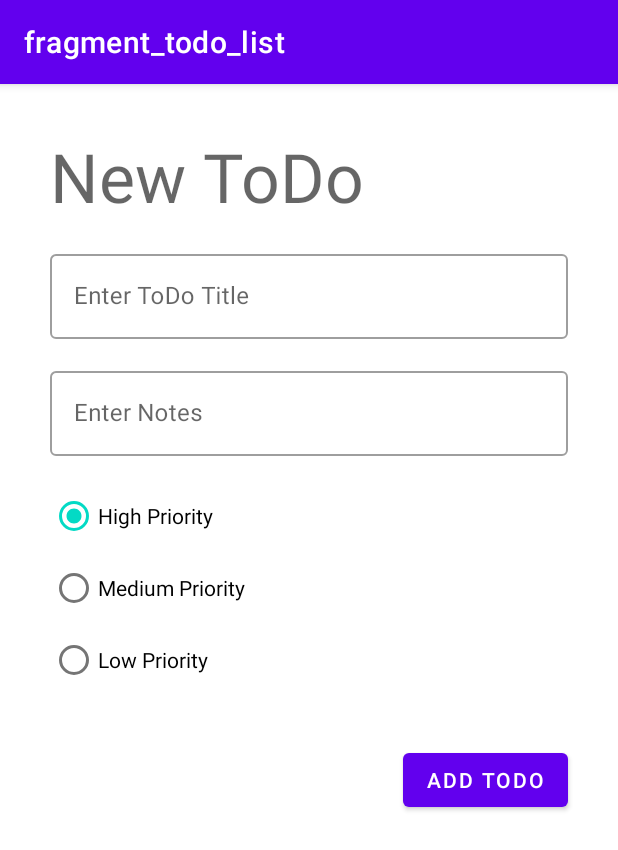
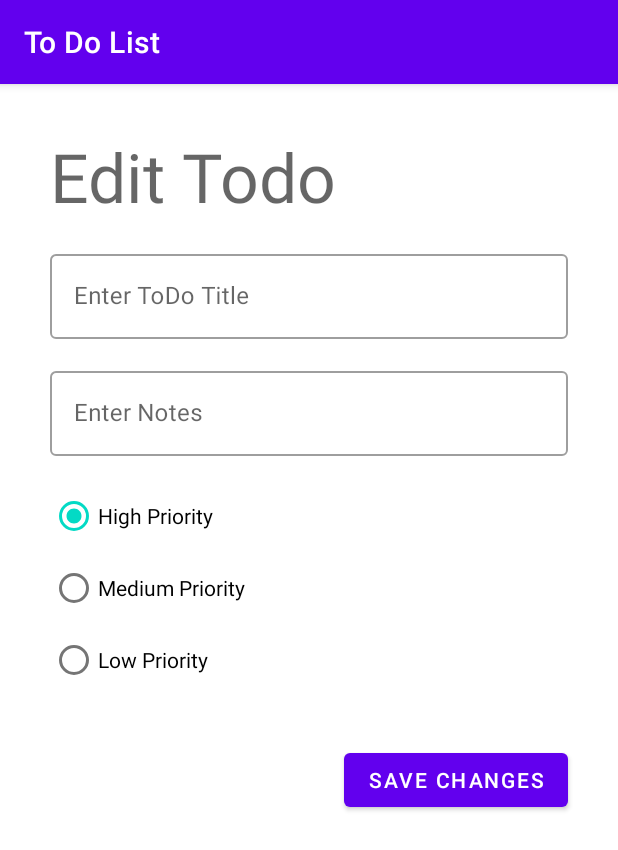
Before and after one commit to blixondi/NativeWeek8, an Android app: the fragment EditTodoFragment placed in its activity, on a phone screen of 412 x 824 dp. Shown: the top 850 px of the screen. Run offline under Robolectric (Android 15) with nearby library versions, the phone set to English and light mode, and no system bars; our stand-ins replace Room's generated code, navigation-ui; 1 statement that could not run was skipped.

Commit message:
edit todo almost done

```diff
--- a/app/src/main/java/com/shem/todoapp160420033/view/EditTodoFragment.kt
+++ b/app/src/main/java/com/shem/todoapp160420033/view/EditTodoFragment.kt
@@ -5,11 +5,15 @@ import androidx.fragment.app.Fragment
 import android.view.LayoutInflater
 import android.view.View
 import android.view.ViewGroup
+import android.widget.Button
+import android.widget.TextView
+import androidx.lifecycle.ViewModelProvider
 import com.shem.todoapp160420033.R
+import com.shem.todoapp160420033.viewmodel.DetailTodoViewModel
 
 
 class EditTodoFragment : Fragment() {
-
+    private lateinit var viewModel: DetailTodoViewModel
     override fun onCreateView(
         inflater: LayoutInflater, container: ViewGroup?,
         savedInstanceState: Bundle?
@@ -18,5 +22,21 @@ class EditTodoFragment : Fragment() {
         return inflater.inflate(R.layout.fragment_create_todo, container, false)
     }
 
+    override fun onViewCreated(view: View, savedInstanceState: Bundle?) {
+        super.onViewCreated(view, savedInstanceState)
+        viewModel = ViewModelProvider(this).get(DetailTodoViewModel::class.java)
+        val txtJudulTodo = view.findViewById<TextView>(R.id.txtJudulTodo)
+        val btnAdd = view.findViewById<Button>(R.id.btnAdd)
+        txtJudulTodo.text = "Edit Todo"
+        btnAdd.text = "Save Changes"
+
+        val uuid = EditTodoFragmentArgs.fromBundle(requireArguments()).uuid
+        viewModel.fetch(uuid)
+        observeViewModel()
+    }
+
+    fun observeViewModel(){
+
+    }
 
 }
--- a/app/src/main/java/com/shem/todoapp160420033/view/TodoListAdapter.kt
+++ b/app/src/main/java/com/shem/todoapp160420033/view/TodoListAdapter.kt
@@ -5,6 +5,8 @@ import android.view.LayoutInflater
 import android.view.View
 import android.view.ViewGroup
 import android.widget.CheckBox
+import android.widget.ImageView
+import androidx.navigation.Navigation
 import androidx.recyclerview.widget.RecyclerView
 import com.shem.todoapp160420033.R
 import com.shem.todoapp160420033.model.Todo
@@ -21,8 +23,17 @@ class TodoListAdapter(val todoList:ArrayList<Todo>,
     override fun onBindViewHolder(holder: TodoViewHolder, position: Int)
     {
         var checktask = holder.view.findViewById<CheckBox>(R.id.checkTask)
+        var imgEdit = holder.view.findViewById<ImageView>(R.id.imgEdit)
         checktask.text = todoList[position].title
-        checktask.setOnCheckedChangeListener { compoundButton, b -> adapterOnClick(todoList[position])  }
+        checktask.setOnCheckedChangeListener { compoundButton, isChecked ->
+            if(isChecked == true){
+                adapterOnClick(todoList[position])
+            }
+        }
+        imgEdit.setOnClickListener {
+            val action = TodoListFragmentDirections.actionEditTodoFragment(todoList[position].uuid)
+            Navigation.findNavController(it).navigate(action)
+        }
     }
     override fun getItemCount(): Int {
         return todoList.size
--- a/app/src/main/java/com/shem/todoapp160420033/viewmodel/DetailTodoViewModel.kt
+++ b/app/src/main/java/com/shem/todoapp160420033/viewmodel/DetailTodoViewModel.kt
@@ -2,6 +2,7 @@ package com.shem.todoapp160420033.viewmodel
 
 import android.app.Application
 import androidx.lifecycle.AndroidViewModel
+import androidx.lifecycle.MutableLiveData
 import androidx.room.Room
 import com.shem.todoapp160420033.model.Todo
 import com.shem.todoapp160420033.model.TodoDatabase
@@ -14,6 +15,7 @@ import kotlin.coroutines.CoroutineContext
 
 class DetailTodoViewModel(application: Application): AndroidViewModel(application), CoroutineScope {
     private val job = Job()
+    val todoLD = MutableLiveData<Todo>()
 
     fun addTodo(todo:Todo) {
         launch {
@@ -22,6 +24,13 @@ class DetailTodoViewModel(application: Application): AndroidViewModel(applicatio
         }
     }
 
+    fun fetch(uuid: Int){
+        launch{
+            val db = buildDb(getApplication())
+            todoLD.postValue(db.todoDao().selectTodo(uuid))
+        }
+    }
+
     override val coroutineContext: CoroutineContext
         get() = job + Dispatchers.IO
 
--- a/app/src/main/res/navigation/navigation_main.xml
+++ b/app/src/main/res/navigation/navigation_main.xml
@@ -8,8 +8,8 @@
     <fragment
         android:id="@+id/todoListFragment"
         android:name="com.shem.todoapp160420033.view.TodoListFragment"
-        android:label="fragment_todo_list"
-        tools:layout="@layout/fragment_todo_list" >
+        android:label="To Do List"
+        tools:layout="@layout/fragment_todo_list">
         <action
             android:id="@+id/actionCreateTodo"
             app:destination="@id/createTodoFragment"
@@ -24,12 +24,12 @@
     <fragment
         android:id="@+id/createTodoFragment"
         android:name="com.shem.todoapp160420033.view.CreateTodoFragment"
-        android:label="fragment_create_todo"
+        android:label="Create New To Do"
         tools:layout="@layout/fragment_create_todo" />
     <fragment
         android:id="@+id/editTodoFragment"
         android:name="com.shem.todoapp160420033.view.EditTodoFragment"
-        android:label="EditTodoFragment" >
+        android:label="Edit To Do">
         <argument
             android:name="uuid"
             app:argType="integer" />
```
